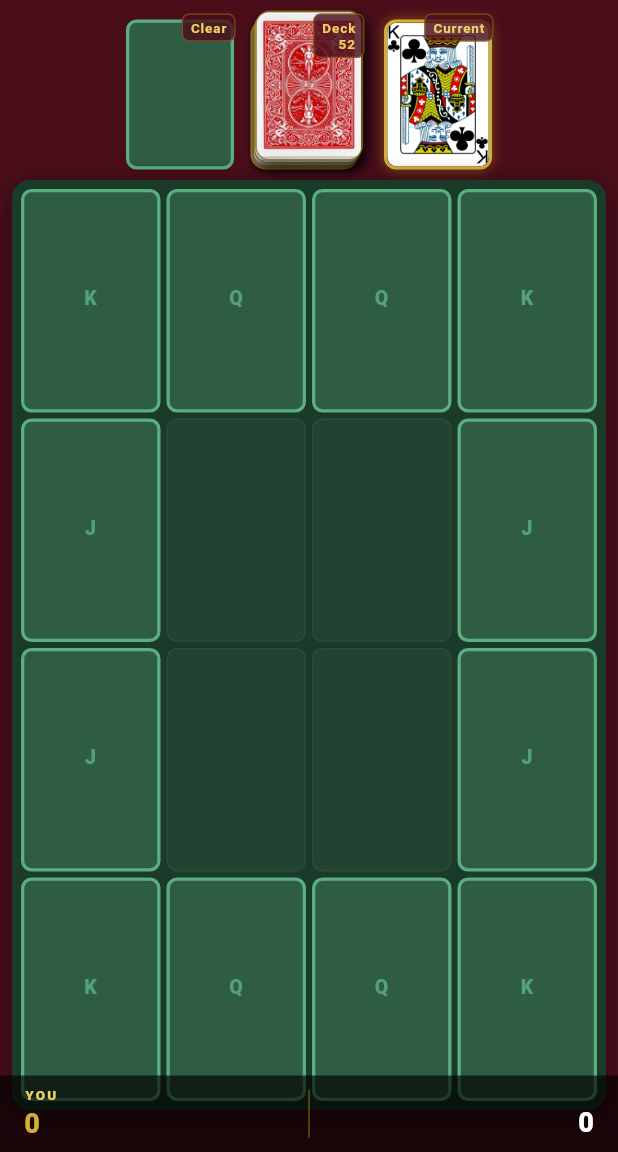
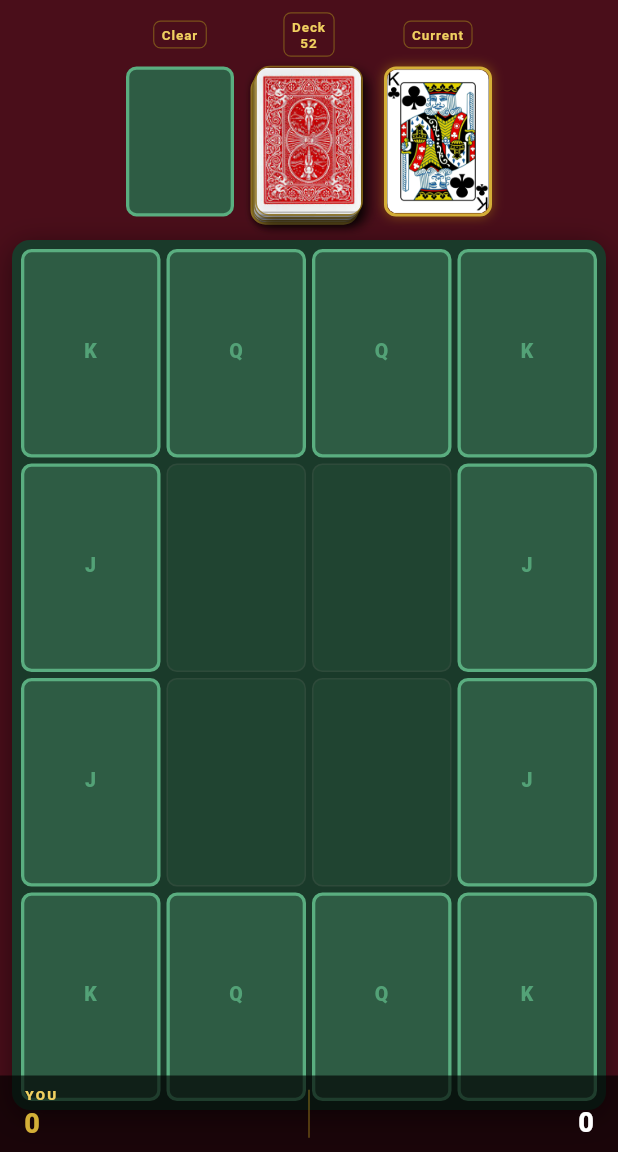
Before and after one commit to itay-nov/royal-frame, a Flutter app: the BoardScreen screen opened directly with empty values, on a phone screen of 412 x 824 dp, the part 84-1236 px from its top. Run offline on Flutter 3.47's test engine with Material 3 defaults, Android fonts, the phone set to English and light mode, and no system bars; our stand-ins replace audioplayers, cloud_firestore, confetti, firebase_auth, firebase_core, google_sign_in and 1 more; accounts and stored records are empty.

Commit message:
Move Clear/Deck/Current labels above card slots (outside rectangle)
Labels now sit in a Column above the card area instead of overlapping
inside it via Stack. Also centered label text and bumped deckRowH to 150
to accommodate the extra vertical space.

Co-Authored-By: Claude Sonnet 4.6 <noreply@anthropic.com>
Claude-Session: https://claude.ai/code/session_01TWiG7wufdNjSQnr1Z3nsaU

```diff
--- a/lib/screens/board_screen.dart
+++ b/lib/screens/board_screen.dart
@@ -1410,13 +1410,23 @@ class _BoardScreenState extends State<BoardScreen>
   }) {
     return SizedBox(
       width: kDeckStackW,
-      height: kDeckStackH,
-      child: Stack(
-        clipBehavior: Clip.none,
-        alignment: Alignment.center,
+      child: Column(
+        mainAxisSize: MainAxisSize.min,
+        crossAxisAlignment: CrossAxisAlignment.center,
         children: [
-          Align(alignment: baseAlign, child: base),
-          Positioned(top: 4, right: 2, child: DeckTag(text: tagText)),
+          DeckTag(text: tagText),
+          const SizedBox(height: 4),
+          SizedBox(
+            width: kDeckStackW,
+            height: kDeckStackH,
+            child: Stack(
+              clipBehavior: Clip.none,
+              alignment: Alignment.center,
+              children: [
+                Align(alignment: baseAlign, child: base),
+              ],
+            ),
+          ),
         ],
       ),
     );
@@ -1797,7 +1807,7 @@ class _BoardScreenState extends State<BoardScreen>
   @override
   Widget build(BuildContext context) {
     final dragHighlights = _computeDragHighlights();
-    const double deckRowH = 110.0;
+    const double deckRowH = 150.0;
     const double innerGap = 6.0;
 
     final int elapsedSecs = (game.endTime ?? DateTime.now())
@@ -3564,7 +3574,7 @@ class DeckTag extends StatelessWidget {
       ),
       child: Text(
         text,
-        textAlign: TextAlign.right,
+        textAlign: TextAlign.center,
         style: const TextStyle(
           color: kGoldLight,
           fontSize: 9,
```
